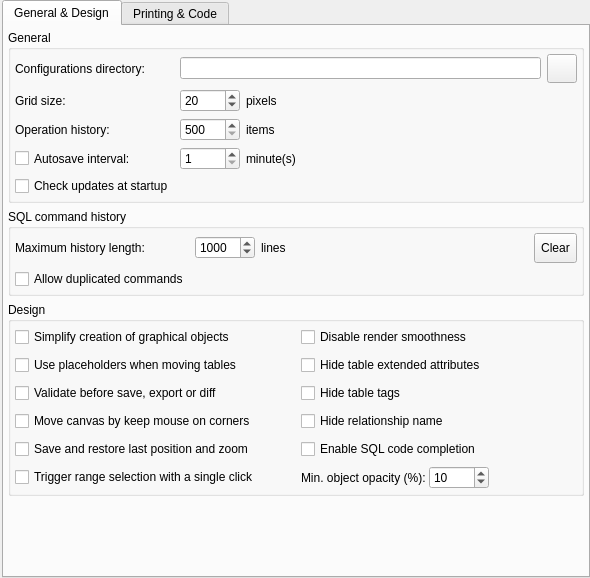
The window that libpgmodeler_ui/ui/generalconfigwidget.ui (pgmodeler/pgmodeler) describes before a commit, drawn with Qt 5.
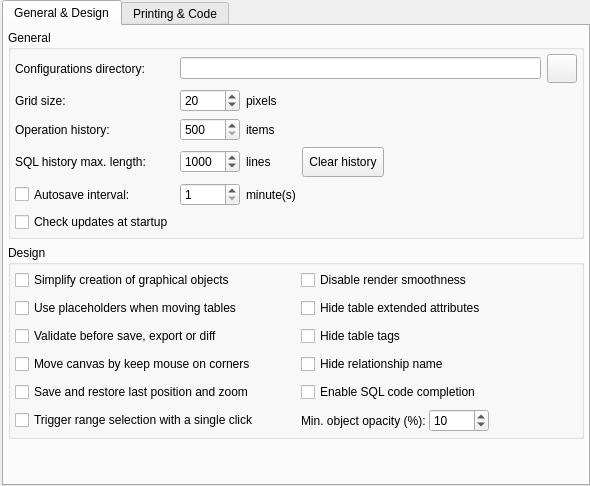
The same window after the commit. Icons and pictures are not drawn.

Commit message:
Added a text find widget to sql history
Enabled the save and loading of the sql history when, respectively,
quiting and starting the application

Added a support method to disable custom context menu of
NumberedTextEditor

Patch:
```diff
--- a/libpgmodeler_ui/ui/generalconfigwidget.ui
+++ b/libpgmodeler_ui/ui/generalconfigwidget.ui
@@ -7,7 +7,7 @@
     <x>0</x>
     <y>0</y>
     <width>590</width>
-    <height>578</height>
+    <height>486</height>
    </rect>
   </property>
   <property name="minimumSize">
@@ -60,190 +60,7 @@
        <property name="bottomMargin">
         <number>4</number>
        </property>
-       <item row="3" column="0">
-        <spacer name="verticalSpacer">
-         <property name="orientation">
-          <enum>Qt::Vertical</enum>
-         </property>
-         <property name="sizeHint" stdset="0">
-          <size>
-           <width>20</width>
-           <height>40</height>
-          </size>
-         </property>
-        </spacer>
-       </item>
        <item row="1" column="0">
-        <widget class="QGroupBox" name="sql_history_gb">
-         <property name="title">
-          <string>SQL command history</string>
-         </property>
-         <layout class="QGridLayout" name="gridLayout_7">
-          <property name="leftMargin">
-           <number>4</number>
-          </property>
-          <property name="topMargin">
-           <number>4</number>
-          </property>
-          <property name="rightMargin">
-           <number>4</number>
-          </property>
-          <property name="bottomMargin">
-           <number>4</number>
-          </property>
-          <item row="1" column="0">
-           <widget class="QCheckBox" name="allow_dup_cmds_chk">
-            <property name="toolTip">
-             <string/>
-            </property>
-            <property name="statusTip">
-             <string>Check if there is a new version on server</string>
-            </property>
-            <property name="text">
-             <string>Allow duplicated commands</string>
-            </property>
-            <property name="checked">
-             <bool>false</bool>
-            </property>
-           </widget>
-          </item>
-          <item row="0" column="0">
-           <widget class="QLabel" name="sql_history_lbl">
-            <property name="sizePolicy">
-             <sizepolicy hsizetype="Fixed" vsizetype="Preferred">
-              <horstretch>0</horstretch>
-              <verstretch>0</verstretch>
-             </sizepolicy>
-            </property>
-            <property name="minimumSize">
-             <size>
-              <width>0</width>
-              <height>0</height>
-             </size>
-            </property>
-            <property name="text">
-             <string>Maximum history length:</string>
-            </property>
-           </widget>
-          </item>
-          <item row="0" column="1">
-           <layout class="QHBoxLayout" name="horizontalLayout_19">
-            <item>
-             <widget class="QSpinBox" name="sql_history_size_spb">
-              <property name="sizePolicy">
-               <sizepolicy hsizetype="Minimum" vsizetype="Fixed">
-                <horstretch>0</horstretch>
-                <verstretch>0</verstretch>
-               </sizepolicy>
-              </property>
-              <property name="minimumSize">
-               <size>
-                <width>60</width>
-                <height>0</height>
-               </size>
-              </property>
-              <property name="minimum">
-               <number>1</number>
-              </property>
-              <property name="maximum">
-               <number>5000</number>
-              </property>
-              <property name="singleStep">
-               <number>10</number>
-              </property>
-              <property name="value">
-               <number>1000</number>
-              </property>
-             </widget>
-            </item>
-            <item>
-             <widget class="QLabel" name="lines_lbl">
-              <property name="sizePolicy">
-               <sizepolicy hsizetype="Fixed" vsizetype="Preferred">
-                <horstretch>0</horstretch>
-                <verstretch>0</verstretch>
-               </sizepolicy>
-              </property>
-              <property name="minimumSize">
-               <size>
-                <width>0</width>
-                <height>0</height>
-               </size>
-              </property>
-              <property name="maximumSize">
-               <size>
-                <width>16777215</width>
-                <height>16777215</height>
-               </size>
-              </property>
-              <property name="text">
-               <string>lines</string>
-              </property>
-             </widget>
-            </item>
-            <item>
-             <spacer name="horizontalSpacer_4">
-              <property name="orientation">
-               <enum>Qt::Horizontal</enum>
-              </property>
-              <property name="sizeHint" stdset="0">
-               <size>
-                <width>40</width>
-                <height>20</height>
-               </size>
-              </property>
-             </spacer>
-            </item>
-            <item>
-             <widget class="QToolButton" name="clear_sql_history_tb">
-              <property name="sizePolicy">
-               <sizepolicy hsizetype="Preferred" vsizetype="Preferred">
-                <horstretch>0</horstretch>
-                <verstretch>0</verstretch>
-               </sizepolicy>
-              </property>
-              <property name="minimumSize">
-               <size>
-                <width>0</width>
-                <height>30</height>
-               </size>
-              </property>
-              <property name="maximumSize">
-               <size>
-                <width>16777215</width>
-                <height>16777215</height>
-               </size>
-              </property>
-              <property name="focusPolicy">
-               <enum>Qt::StrongFocus</enum>
-              </property>
-              <property name="toolTip">
-               <string>Clear the entire SQL comand history.</string>
-              </property>
-              <property name="text">
-               <string>Clear</string>
-              </property>
-              <property name="icon">
-               <iconset resource="../res/resources.qrc">
-                <normaloff>:/icones/icones/limpartexto.png</normaloff>:/icones/icones/limpartexto.png</iconset>
-              </property>
-              <property name="iconSize">
-               <size>
-                <width>22</width>
-                <height>22</height>
-               </size>
-              </property>
-              <property name="toolButtonStyle">
-               <enum>Qt::ToolButtonTextBesideIcon</enum>
-              </property>
-             </widget>
-            </item>
-           </layout>
-          </item>
-         </layout>
-        </widget>
-       </item>
-       <item row="2" column="0">
         <widget class="QGroupBox" name="design_gb">
          <property name="title">
           <string>Design</string>
@@ -851,6 +668,19 @@
          </layout>
         </widget>
        </item>
+       <item row="2" column="0">
+        <spacer name="verticalSpacer">
+         <property name="orientation">
+          <enum>Qt::Vertical</enum>
+         </property>
+         <property name="sizeHint" stdset="0">
+          <size>
+           <width>20</width>
+           <height>40</height>
+          </size>
+         </property>
+        </spacer>
+       </item>
        <item row="0" column="0">
         <widget class="QGroupBox" name="general_gb">
          <property name="title">
@@ -914,127 +744,6 @@
             </property>
            </widget>
           </item>
-          <item row="6" column="1" colspan="2">
-           <layout class="QHBoxLayout" name="horizontalLayout_2">
-            <item>
-             <widget class="QSpinBox" name="autosave_interv_spb">
-              <property name="sizePolicy">
-               <sizepolicy hsizetype="Preferred" vsizetype="Fixed">
-                <horstretch>0</horstretch>
-                <verstretch>0</verstretch>
-               </sizepolicy>
-              </property>
-              <property name="minimumSize">
-               <size>
-                <width>60</width>
-                <height>0</height>
-               </size>
-              </property>
-              <property name="minimum">
-               <number>1</number>
-              </property>
-              <property name="maximum">
-               <number>30</number>
-              </property>
-             </widget>
-            </item>
-            <item>
-             <widget class="QLabel" name="min_lbl">
-              <property name="sizePolicy">
-               <sizepolicy hsizetype="Expanding" vsizetype="Preferred">
-                <horstretch>0</horstretch>
-                <verstretch>0</verstretch>
-               </sizepolicy>
-              </property>
-              <property name="minimumSize">
-               <size>
-                <width>50</width>
-                <height>0</height>
-               </size>
-              </property>
-              <property name="maximumSize">
-               <size>
-                <width>16777215</width>
-                <height>16777215</height>
-               </size>
-              </property>
-              <property name="text">
-               <string>minute(s)</string>
-              </property>
-             </widget>
-            </item>
-           </layout>
-          </item>
-          <item row="3" column="1" colspan="2">
-           <layout class="QHBoxLayout" name="horizontalLayout_3">
-            <item>
-             <widget class="QSpinBox" name="oplist_size_spb">
-              <property name="sizePolicy">
-               <sizepolicy hsizetype="Minimum" vsizetype="Fixed">
-                <horstretch>0</horstretch>
-                <verstretch>0</verstretch>
-               </sizepolicy>
-              </property>
-              <property name="minimumSize">
-               <size>
-                <width>60</width>
-                <height>0</height>
-               </size>
-              </property>
-              <property name="minimum">
-               <number>500</number>
-              </property>
-              <property name="maximum">
-               <number>1000</number>
-              </property>
-             </widget>
-            </item>
-            <item>
-             <widget class="QLabel" name="items_lbl">
-              <property name="sizePolicy">
-               <sizepolicy hsizetype="Expanding" vsizetype="Preferred">
-                <horstretch>0</horstretch>
-                <verstretch>0</verstretch>
-               </sizepolicy>
-              </property>
-              <property name="minimumSize">
-               <size>
-                <width>50</width>
-                <height>0</height>
-               </size>
-              </property>
-              <property name="maximumSize">
-               <size>
-                <width>16777215</width>
-                <height>16777215</height>
-               </size>
-              </property>
-              <property name="text">
-               <string>items</string>
-              </property>
-             </widget>
-            </item>
-           </layout>
-          </item>
-          <item row="3" column="0">
-           <widget class="QLabel" name="oplist_size_lbl">
-            <property name="sizePolicy">
-             <sizepolicy hsizetype="Fixed" vsizetype="Preferred">
-              <horstretch>0</horstretch>
-              <verstretch>0</verstretch>
-             </sizepolicy>
-            </property>
-            <property name="minimumSize">
-             <size>
-              <width>0</width>
-              <height>0</height>
-             </size>
-            </property>
-            <property name="text">
-             <string>Operation history:</string>
-            </property>
-           </widget>
-          </item>
           <item row="2" column="0">
            <widget class="QLabel" name="grid_size_lbl">
             <property name="sizePolicy">
@@ -1133,6 +842,57 @@
             </property>
            </widget>
           </item>
+          <item row="6" column="1" colspan="2">
+           <layout class="QHBoxLayout" name="horizontalLayout_2">
+            <item>
+             <widget class="QSpinBox" name="autosave_interv_spb">
+              <property name="sizePolicy">
+               <sizepolicy hsizetype="Preferred" vsizetype="Fixed">
+                <horstretch>0</horstretch>
+                <verstretch>0</verstretch>
+               </sizepolicy>
+              </property>
+              <property name="minimumSize">
+               <size>
+                <width>60</width>
+                <height>0</height>
+               </size>
+              </property>
+              <property name="minimum">
+               <number>1</number>
+              </property>
+              <property name="maximum">
+               <number>30</number>
+              </property>
+             </widget>
+            </item>
+            <item>
+             <widget class="QLabel" name="min_lbl">
+              <property name="sizePolicy">
+               <sizepolicy hsizetype="Expanding" vsizetype="Preferred">
+                <horstretch>0</horstretch>
+                <verstretch>0</verstretch>
+               </sizepolicy>
+              </property>
+              <property name="minimumSize">
+               <size>
+                <width>50</width>
+                <height>0</height>
+               </size>
+              </property>
+              <property name="maximumSize">
+               <size>
+                <width>16777215</width>
+                <height>16777215</height>
+               </size>
+              </property>
+              <property name="text">
+               <string>minute(s)</string>
+              </property>
+             </widget>
+            </item>
+           </layout>
+          </item>
           <item row="9" column="0">
            <widget class="QCheckBox" name="check_upd_chk">
             <property name="toolTip">
@@ -1153,6 +913,225 @@
             </property>
            </widget>
           </item>
+          <item row="3" column="1" colspan="2">
+           <layout class="QHBoxLayout" name="horizontalLayout_3">
+            <item>
+             <widget class="QSpinBox" name="oplist_size_spb">
+              <property name="sizePolicy">
+               <sizepolicy hsizetype="Minimum" vsizetype="Fixed">
+                <horstretch>0</horstretch>
+                <verstretch>0</verstretch>
+               </sizepolicy>
+              </property>
+              <property name="minimumSize">
+               <size>
+                <width>60</width>
+                <height>0</height>
+               </size>
+              </property>
+              <property name="minimum">
+               <number>500</number>
+              </property>
+              <property name="maximum">
+               <number>1000</number>
+              </property>
+             </widget>
+            </item>
+            <item>
+             <widget class="QLabel" name="items_lbl">
+              <property name="sizePolicy">
+               <sizepolicy hsizetype="Expanding" vsizetype="Preferred">
+                <horstretch>0</horstretch>
+                <verstretch>0</verstretch>
+               </sizepolicy>
+              </property>
+              <property name="minimumSize">
+               <size>
+                <width>50</width>
+                <height>0</height>
+               </size>
+              </property>
+              <property name="maximumSize">
+               <size>
+                <width>16777215</width>
+                <height>16777215</height>
+               </size>
+              </property>
+              <property name="text">
+               <string>items</string>
+              </property>
+             </widget>
+            </item>
+           </layout>
+          </item>
+          <item row="3" column="0">
+           <widget class="QLabel" name="oplist_size_lbl">
+            <property name="sizePolicy">
+             <sizepolicy hsizetype="Fixed" vsizetype="Preferred">
+              <horstretch>0</horstretch>
+              <verstretch>0</verstretch>
+             </sizepolicy>
+            </property>
+            <property name="minimumSize">
+             <size>
+              <width>0</width>
+              <height>0</height>
+             </size>
+            </property>
+            <property name="text">
+             <string>Operation history:</string>
+            </property>
+           </widget>
+          </item>
+          <item row="4" column="0">
+           <widget class="QLabel" name="sql_history_lbl">
+            <property name="sizePolicy">
+             <sizepolicy hsizetype="Fixed" vsizetype="Preferred">
+              <horstretch>0</horstretch>
+              <verstretch>0</verstretch>
+             </sizepolicy>
+            </property>
+            <property name="minimumSize">
+             <size>
+              <width>0</width>
+              <height>0</height>
+             </size>
+            </property>
+            <property name="text">
+             <string>SQL history max. length:</string>
+            </property>
+           </widget>
+          </item>
+          <item row="4" column="1" colspan="2">
+           <layout class="QHBoxLayout" name="horizontalLayout_19">
+            <item>
+             <widget class="QSpinBox" name="sql_history_size_spb">
+              <property name="sizePolicy">
+               <sizepolicy hsizetype="Minimum" vsizetype="Fixed">
+                <horstretch>0</horstretch>
+                <verstretch>0</verstretch>
+               </sizepolicy>
+              </property>
+              <property name="minimumSize">
+               <size>
+                <width>60</width>
+                <height>0</height>
+               </size>
+              </property>
+              <property name="minimum">
+               <number>1</number>
+              </property>
+              <property name="maximum">
+               <number>2000</number>
+              </property>
+              <property name="singleStep">
+               <number>100</number>
+              </property>
+              <property name="value">
+               <number>1000</number>
+              </property>
+             </widget>
+            </item>
+            <item>
+             <widget class="QLabel" name="lines_lbl">
+              <property name="sizePolicy">
+               <sizepolicy hsizetype="Fixed" vsizetype="Preferred">
+                <horstretch>0</horstretch>
+                <verstretch>0</verstretch>
+               </sizepolicy>
+              </property>
+              <property name="minimumSize">
+               <size>
+                <width>0</width>
+                <height>0</height>
+               </size>
+              </property>
+              <property name="maximumSize">
+               <size>
+                <width>16777215</width>
+                <height>16777215</height>
+               </size>
+              </property>
+              <property name="text">
+               <string>lines</string>
+              </property>
+             </widget>
+            </item>
+            <item>
+             <spacer name="horizontalSpacer_5">
+              <property name="orientation">
+               <enum>Qt::Horizontal</enum>
+              </property>
+              <property name="sizeType">
+               <enum>QSizePolicy::Fixed</enum>
+              </property>
+              <property name="sizeHint" stdset="0">
+               <size>
+                <width>25</width>
+                <height>20</height>
+               </size>
+              </property>
+             </spacer>
+            </item>
+            <item>
+             <widget class="QToolButton" name="clear_sql_history_tb">
+              <property name="sizePolicy">
+               <sizepolicy hsizetype="Preferred" vsizetype="Preferred">
+                <horstretch>0</horstretch>
+                <verstretch>0</verstretch>
+               </sizepolicy>
+              </property>
+              <property name="minimumSize">
+               <size>
+                <width>0</width>
+                <height>30</height>
+               </size>
+              </property>
+              <property name="maximumSize">
+               <size>
+                <width>16777215</width>
+                <height>16777215</height>
+               </size>
+              </property>
+              <property name="focusPolicy">
+               <enum>Qt::StrongFocus</enum>
+              </property>
+              <property name="toolTip">
+               <string>Clear the entire SQL comand history.</string>
+              </property>
+              <property name="text">
+               <string>Clear history</string>
+              </property>
+              <property name="icon">
+               <iconset resource="../res/resources.qrc">
+                <normaloff>:/icones/icones/limpartexto.png</normaloff>:/icones/icones/limpartexto.png</iconset>
+              </property>
+              <property name="iconSize">
+               <size>
+                <width>22</width>
+                <height>22</height>
+               </size>
+              </property>
+              <property name="toolButtonStyle">
+               <enum>Qt::ToolButtonTextBesideIcon</enum>
+              </property>
+             </widget>
+            </item>
+            <item>
+             <spacer name="horizontalSpacer_4">
+              <property name="orientation">
+               <enum>Qt::Horizontal</enum>
+              </property>
+              <property name="sizeHint" stdset="0">
+               <size>
+                <width>40</width>
+                <height>20</height>
+               </size>
+              </property>
+             </spacer>
+            </item>
+           </layout>
+          </item>
          </layout>
         </widget>
        </item>
```
The commit also changes 11 other files.
